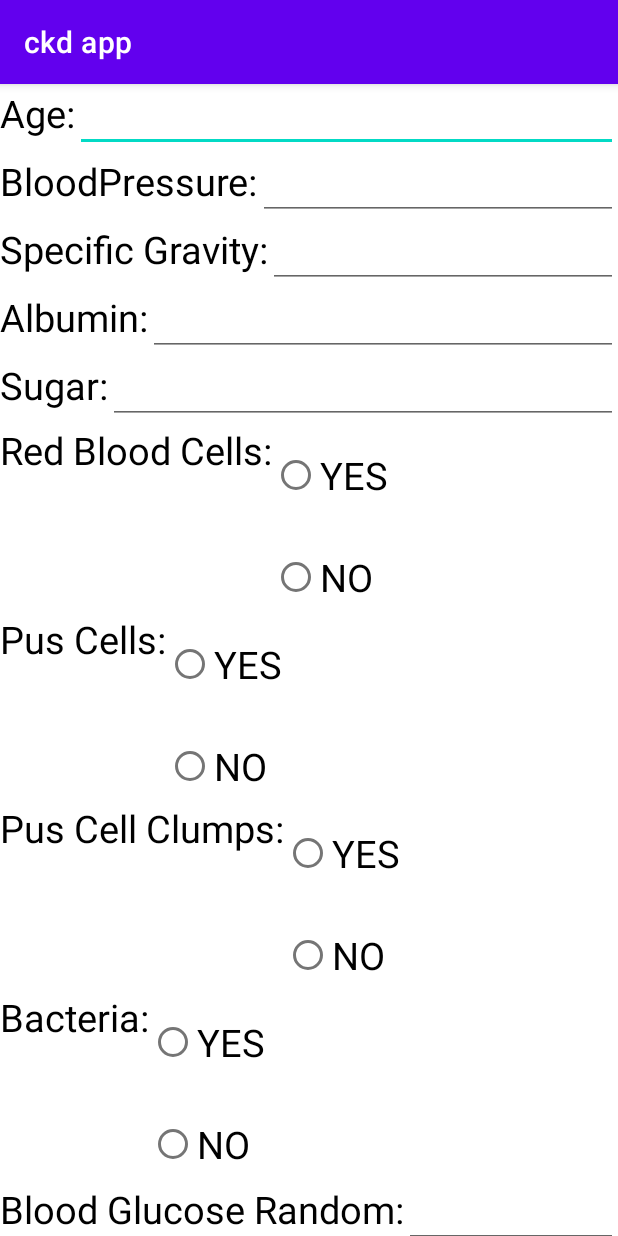
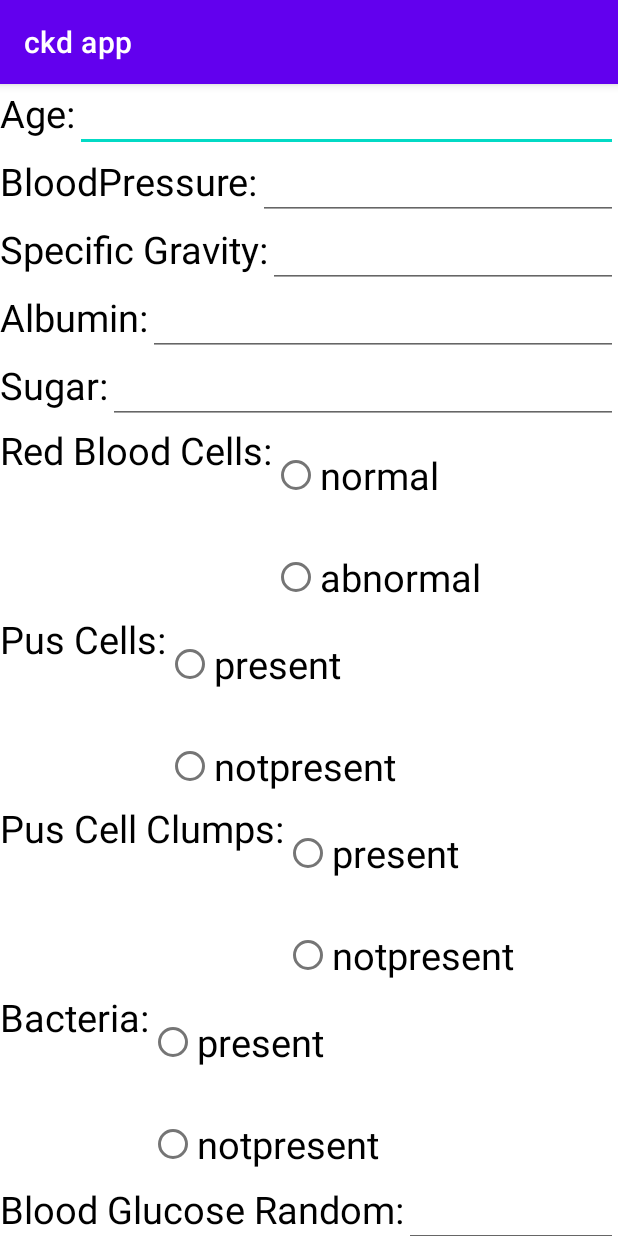
Before and after one commit to satulurivijayalakshmi/CKD-Prediction, an Android app: the screen it shows after launch (MainActivity), on a phone screen of 412 x 824 dp. Run offline under Robolectric (Android 15) with nearby library versions, the light colour scheme and no system bars; our stand-ins replace Volley.

Commit message:
android file added

```diff
--- a/android/ckdapp/app/src/main/res/layout/activity_main.xml
+++ b/android/ckdapp/app/src/main/res/layout/activity_main.xml
@@ -98,7 +98,7 @@
                 android:id="@+id/radioyrbc"
                 android:layout_width="fill_parent"
                 android:layout_height="wrap_content"
-                android:text="YES"
+                android:text="normal"
                 android:layout_marginTop="10dp"
                 android:checked="false"
                 android:textSize="25sp" />
@@ -107,7 +107,7 @@
                 android:id="@+id/radionrbc"
                 android:layout_width="fill_parent"
                 android:layout_height="wrap_content"
-                android:text="NO"
+                android:text="abnormal"
                 android:layout_marginTop="20dp"
                 android:checked="false"
 
@@ -131,7 +131,7 @@
                     android:id="@+id/radioypc"
                     android:layout_width="fill_parent"
                     android:layout_height="wrap_content"
-                    android:text="YES"
+                    android:text="present"
                     android:layout_marginTop="10dp"
                     android:checked="false"
                     android:textSize="25sp" />
@@ -140,7 +140,7 @@
                     android:id="@+id/radionpc"
                     android:layout_width="fill_parent"
                     android:layout_height="wrap_content"
-                    android:text="NO"
+                    android:text="notpresent"
                     android:layout_marginTop="20dp"
                     android:checked="false"
 
@@ -164,7 +164,7 @@
                     android:id="@+id/radioypcc"
                     android:layout_width="fill_parent"
                     android:layout_height="wrap_content"
-                    android:text="YES"
+                    android:text="present"
                     android:layout_marginTop="10dp"
                     android:checked="false"
                     android:textSize="25sp" />
@@ -173,7 +173,7 @@
                     android:id="@+id/radionpcc"
                     android:layout_width="fill_parent"
                     android:layout_height="wrap_content"
-                    android:text="NO"
+                    android:text="notpresent"
                     android:layout_marginTop="20dp"
                     android:checked="false"
 
@@ -197,7 +197,7 @@
                     android:id="@+id/radioyba"
                     android:layout_width="fill_parent"
                     android:layout_height="wrap_content"
-                    android:text="YES"
+                    android:text="present"
                     android:layout_marginTop="10dp"
                     android:checked="false"
                     android:textSize="25sp" />
@@ -206,7 +206,7 @@
                     android:id="@+id/radionnba"
                     android:layout_width="fill_parent"
                     android:layout_height="wrap_content"
-                    android:text="NO"
+                    android:text="notpresent"
                     android:layout_marginTop="20dp"
                     android:checked="false"
 
@@ -438,7 +438,7 @@
                     android:id="@+id/radioyappet"
                     android:layout_width="fill_parent"
                     android:layout_height="wrap_content"
-                    android:text="YES"
+                    android:text="good"
                     android:layout_marginTop="10dp"
                     android:checked="false"
                     android:textSize="25sp" />
@@ -447,7 +447,7 @@
                     android:id="@+id/radionappet"
                     android:layout_width="fill_parent"
                     android:layout_height="wrap_content"
-                    android:text="NO"
+                    android:text="poor"
                     android:layout_marginTop="20dp"
                     android:checked="false"
 
```
Also changed, not shown: 1 other file.
